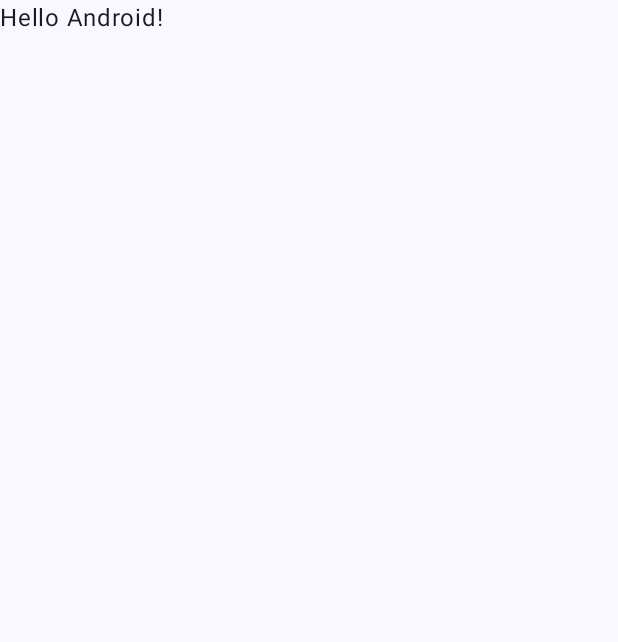
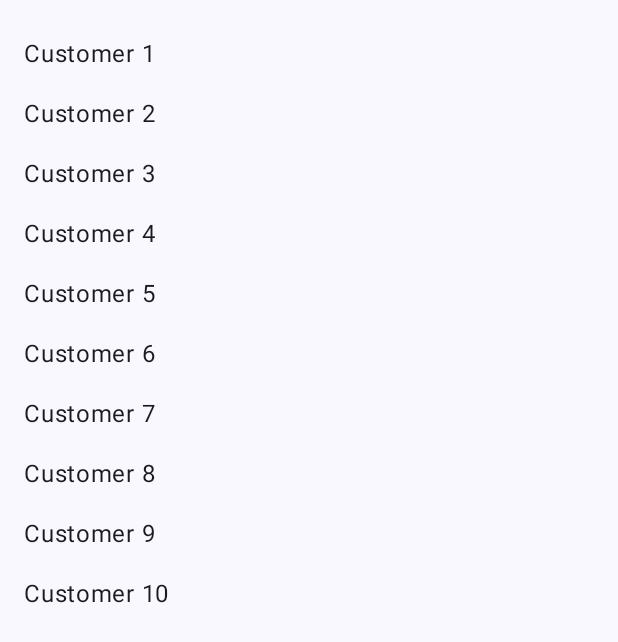
Before and after one commit to hoosamMr/Atid-final-project, an Android app built with Jetpack Compose: the screen it shows after launch (MainActivity), on a phone screen of 412 x 824 dp. Before the commit the part shown is almost empty. Shown: the top 642 px of the screen. Run offline under Robolectric (Android 15) with nearby library versions, the phone set to English and light mode, and no system bars; our stand-ins replace Dagger/Hilt's generated code, Navigation 3; libraries missing offline, so code that uses them is left out: androidx.hilt.lifecycle.

Commit message:
creating CustomersScreen

```diff
--- a/app/build.gradle.kts
+++ b/app/build.gradle.kts
@@ -63,4 +63,5 @@ dependencies {
     androidTestImplementation(libs.androidx.junit)
     debugImplementation(libs.androidx.compose.ui.test.manifest)
     debugImplementation(libs.androidx.compose.ui.tooling)
+    implementation(libs.androidx.hilt.lifecycle.viewmodel.compose)
 }
--- a/app/src/main/java/com/meray/doseia/MainActivity.kt
+++ b/app/src/main/java/com/meray/doseia/MainActivity.kt
@@ -29,18 +29,3 @@ class MainActivity : ComponentActivity() {
         }
     }
 }
-
-@Composable
-fun Greeting(name: String, modifier: Modifier = Modifier) {
-    Text(
-        text = "Hello $name!", modifier = modifier
-    )
-}
-
-@Preview(showBackground = true)
-@Composable
-fun GreetingPreview() {
-    DoseiaTheme {
-        Greeting("Android")
-    }
-}
--- /dev/null
+++ b/app/src/main/java/com/meray/doseia/customers/CustomersScreen.kt
@@ -0,0 +1,30 @@
+package com.meray.doseia.customers
+
+import androidx.compose.foundation.layout.PaddingValues
+import androidx.compose.foundation.layout.padding
+import androidx.compose.foundation.lazy.LazyColumn
+import androidx.compose.foundation.lazy.items
+import androidx.compose.material3.Text
+import androidx.compose.runtime.Composable
+import androidx.compose.runtime.getValue
+import androidx.compose.ui.Modifier
+import androidx.compose.ui.unit.dp
+import androidx.hilt.lifecycle.viewmodel.compose.hiltViewModel
+import androidx.lifecycle.compose.collectAsStateWithLifecycle
+@Composable
+internal fun CustomersScreen(
+    modifier: Modifier,
+    viewModel: CustomersViewModel = hiltViewModel()
+){
+    val customers by viewModel.customers.collectAsStateWithLifecycle(
+        initialValue = emptyList()
+    )
+    LazyColumn(contentPadding = PaddingValues(16.dp)) {
+        items(customers, key = {it.id}){customer ->
+            Text(
+                text = customer.name,
+                modifier = modifier.padding(vertical = 8.dp)
+            )
+        }
+    }
+}
--- /dev/null
+++ b/app/src/main/java/com/meray/doseia/customers/CustomersViewModel.kt
@@ -0,0 +1,13 @@
+package com.meray.doseia.customers
+
+import androidx.lifecycle.ViewModel
+import com.meray.core.data.repository.customer.CustomerRepository
+import dagger.hilt.android.lifecycle.HiltViewModel
+import javax.inject.Inject
+
+@HiltViewModel
+class CustomersViewModel @Inject constructor(
+    private val repository: CustomerRepository
+) : ViewModel(){
+    val customers = repository.observeCustomer()
+}
--- a/app/src/main/java/com/meray/doseia/customers/CustumersViewModel.kt
+++ /dev/null
@@ -1,3 +0,0 @@
-package com.meray.doseia.customers
-
-class CustumersViewModel {}
--- a/app/src/main/java/com/meray/doseia/navigation/DoseiaNavDisplay.kt
+++ b/app/src/main/java/com/meray/doseia/navigation/DoseiaNavDisplay.kt
@@ -6,7 +6,7 @@ import androidx.navigation3.runtime.NavKey
 import androidx.navigation3.runtime.entryProvider
 import androidx.navigation3.runtime.rememberNavBackStack
 import androidx.navigation3.ui.NavDisplay
-import com.meray.doseia.Greeting
+import com.meray.doseia.customers.CustomersScreen
 import kotlinx.serialization.Serializable
 
 @Serializable
@@ -21,7 +21,7 @@ internal fun DoseiaNavDisplay(modifier: Modifier = Modifier) {
         modifier = modifier,
         entryProvider = entryProvider {
             entry<Home> {
-                Greeting(name = "Android")
+                CustomersScreen(modifier)
             }
         }
     )
--- a/core/data/src/main/kotlin/com/meray/core/data/repository/job/InMemoryJobRepository.kt
+++ b/core/data/src/main/kotlin/com/meray/core/data/repository/job/InMemoryJobRepository.kt
@@ -1,13 +1,10 @@
 package com.meray.core.data.repository.job
 
 import com.meray.core.data.repository.customer.CustomerRepository
-import com.meray.core.model.Customer
 import com.meray.core.model.Job
 import kotlinx.coroutines.flow.Flow
 import kotlinx.coroutines.flow.MutableStateFlow
-import kotlinx.coroutines.flow.asStateFlow
 import kotlinx.coroutines.flow.combine
-import kotlinx.coroutines.flow.map
 
 class InMemoryJobRepository(
     private  val customerRepository: CustomerRepository
--- a/gradle/libs.versions.toml
+++ b/gradle/libs.versions.toml
@@ -40,7 +40,7 @@ androidx-compose-ui-tooling-preview = { group = "androidx.compose.ui", name = "u
 androidx-compose-ui-test-manifest = { group = "androidx.compose.ui", name = "ui-test-manifest" }
 androidx-compose-ui-test-junit4 = { group = "androidx.compose.ui", name = "ui-test-junit4" }
 androidx-compose-material3 = { group = "androidx.compose.material3", name = "material3" }
-
+androidx-hilt-lifecycle-viewmodel-compose = { module = "androidx.hilt:hilt-lifecycle-viewmodel-compose", version = "1.4.0" }
 [plugins]
 android-library = { id = "com.android.library", version.ref = "agp" }
 hilt = { id = "com.google.dagger.hilt.android", version.ref = "hilt" }
```
